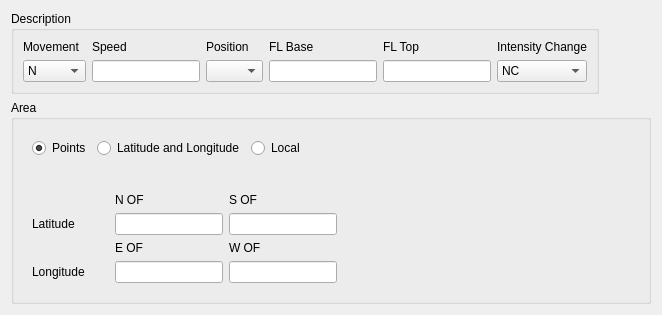
The window that tafor/components/ui/sigmet_general.ui (up1and/tafor) describes before a commit, drawn with Qt 5.
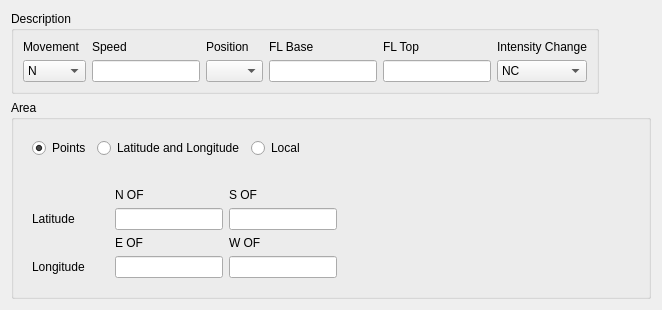
The same window after the commit.

The edit to the form file:
```diff
--- a/tafor/components/ui/sigmet_general.ui
+++ b/tafor/components/ui/sigmet_general.ui
@@ -242,7 +242,7 @@
         </property>
         <layout class="QGridLayout" name="latitudeAndLongitudeLayout">
          <property name="topMargin">
-          <number>20</number>
+          <number>15</number>
          </property>
          <item row="5" column="0">
           <widget class="QLabel" name="longtitudeLabel">
```
